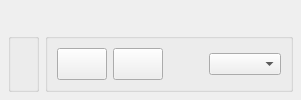
Qt form src/components/addons/preview/ui/Image_Previewer.ui (KelSolaar/sIBL_GUI) before a commit.
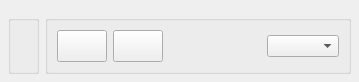
The same form after that commit.

The edit to the form file:
```diff
--- a/src/components/addons/preview/ui/Image_Previewer.ui
+++ b/src/components/addons/preview/ui/Image_Previewer.ui
@@ -2,6 +2,14 @@
 <ui version="4.0">
  <class>sIBL_GUI_Image_Previewer_Form</class>
  <widget class="QWidget" name="sIBL_GUI_Image_Previewer_Form">
+  <property name="geometry">
+   <rect>
+    <x>0</x>
+    <y>0</y>
+    <width>359</width>
+    <height>82</height>
+   </rect>
+  </property>
   <property name="windowTitle">
    <string>sIBL_GUI - Image Previewer</string>
   </property>
```
Left out of the diff: 2 changed lines with no effect on the pictures.
